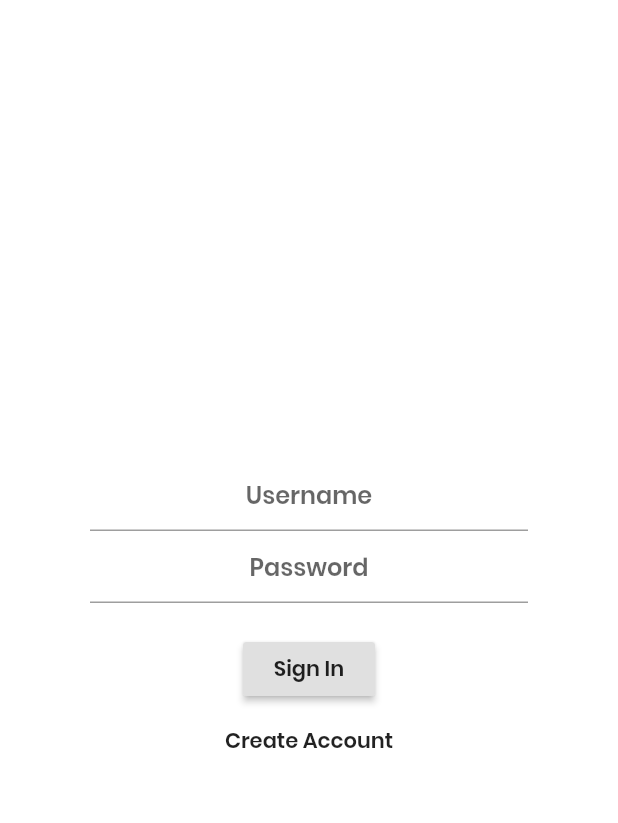
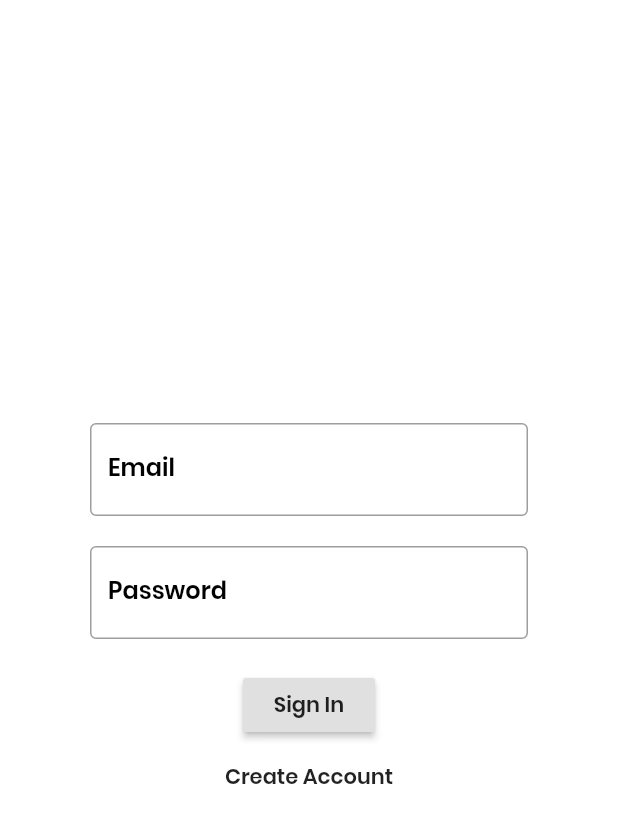
Before and after one commit to Joshlucpoll/tabletime, a Flutter app: the screen it shows after launch, on a phone screen of 412 x 824 dp. Shown: the top 823 px of the screen. Run offline on Flutter 3.47's test engine with Material 2 defaults, Android fonts, the phone set to English and light mode, and no system bars; our stand-ins replace cloud_firestore, firebase_auth, firebase_core, flutter_speed_dial; accounts and stored records are empty.

```diff
--- a/lib/main.dart
+++ b/lib/main.dart
@@ -27,6 +27,12 @@ class App extends StatelessWidget {
           primaryColor: Colors.white,
           scaffoldBackgroundColor: Colors.white,
           accentColor: Colors.black,
+          inputDecorationTheme: InputDecorationTheme(
+              labelStyle: TextStyle(color: Colors.black),
+              focusedBorder: OutlineInputBorder(
+                  borderSide: BorderSide(color: Colors.black)),
+              border: OutlineInputBorder(
+                  borderSide: BorderSide(color: Colors.grey))),
           cardTheme: CardTheme(
             color: Colors.grey[200],
             shadowColor: Colors.black,
@@ -43,6 +49,14 @@ class App extends StatelessWidget {
           scaffoldBackgroundColor: Colors.grey[900],
           buttonTheme: ButtonThemeData(buttonColor: Colors.white),
           accentColor: Colors.white,
+          inputDecorationTheme: InputDecorationTheme(
+              labelStyle: TextStyle(color: Colors.white),
+              focusedBorder: OutlineInputBorder(
+                  borderSide: BorderSide(color: Colors.white)),
+              enabledBorder: OutlineInputBorder(
+                  borderSide: BorderSide(color: Colors.grey)),
+              border: OutlineInputBorder(
+                  borderSide: BorderSide(color: Colors.grey))),
           cardTheme: CardTheme(
             color: Colors.grey[850],
             shadowColor: Colors.black,
--- a/lib/screens/login.dart
+++ b/lib/screens/login.dart
@@ -20,26 +20,33 @@ class _LoginState extends State<Login> {
   final TextEditingController _passwordController = TextEditingController();
 
   @override
+  void dispose() {
+    _emailController.dispose();
+    _passwordController.dispose();
+    super.dispose();
+  }
+
+  @override
   Widget build(BuildContext context) {
     return Scaffold(
         // backgroundColor: Theme.of(context).backgroundColor,
         body: Center(
             child: Padding(
                 padding: const EdgeInsets.all(60.0),
-          child: Builder(builder: (BuildContext context) {
-            return Column(
+                child: Column(
                   mainAxisAlignment: MainAxisAlignment.center,
                   children: [
                     TextFormField(
                       key: const ValueKey("username"),
-                  textAlign: TextAlign.center,
-                  decoration: const InputDecoration(hintText: "Username"),
+                      decoration: InputDecoration(labelText: "Email"),
                       controller: _emailController,
+                    ),
+                    const SizedBox(
+                      height: 20,
                     ),
                     TextFormField(
                       key: const ValueKey("password"),
-                  textAlign: TextAlign.center,
-                  decoration: const InputDecoration(hintText: "Password"),
+                      decoration: InputDecoration(labelText: "Password"),
                       controller: _passwordController,
                     ),
                     const SizedBox(
@@ -90,10 +97,6 @@ class _LoginState extends State<Login> {
                       child: Text("Create Account"),
                     )
                   ],
-            );
-          }),
-        ),
-      ),
-    );
+                ))));
   }
 }
```
Also changed, not shown: lib/screens/setup.dart (+16 -4 lines), lib/widgets/newTimetable.dart (added, +48 -0 lines). Lines whose indentation alone changed are shown as unchanged.
